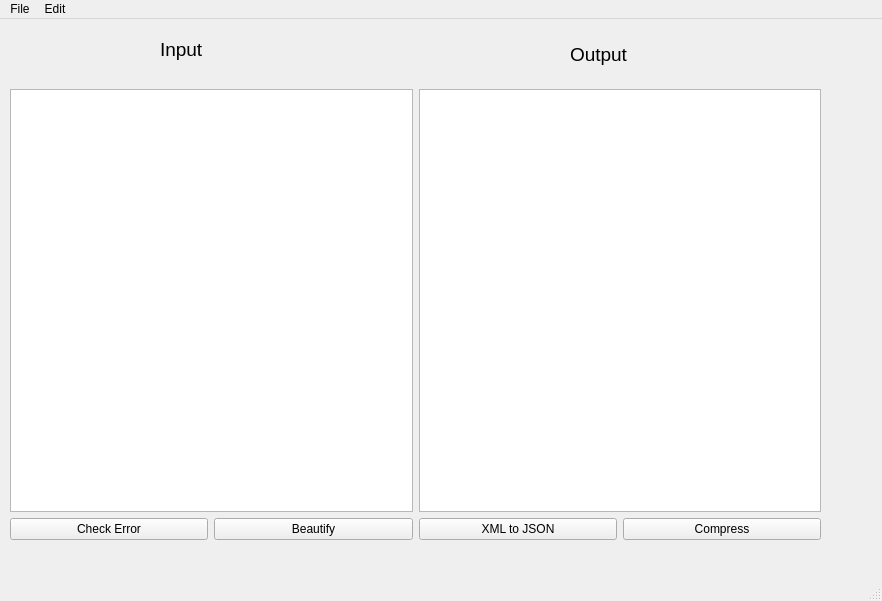
The window that mainwindow.ui (Ahmedkhalifa1999/CSE331-XML-Project) describes before a commit, drawn with Qt 5.
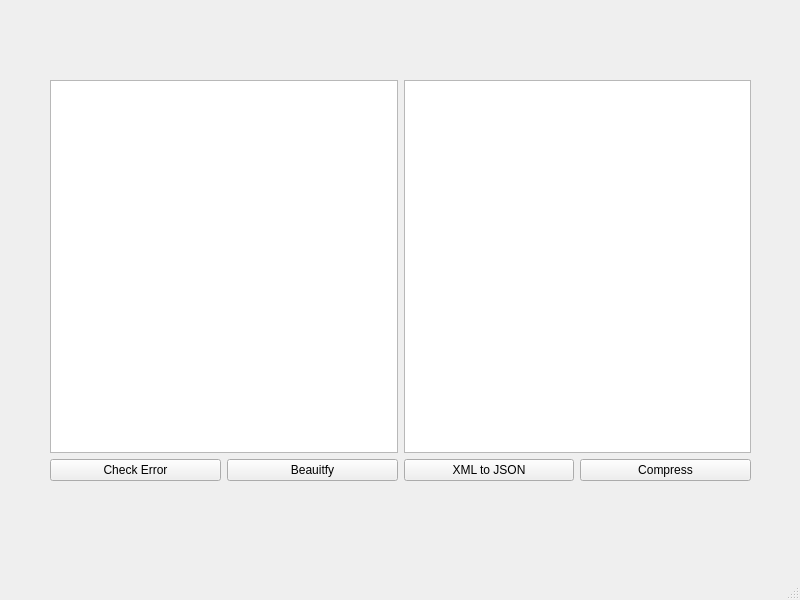
The same window after the commit.

Diff of the .ui file:
```diff
--- a/mainwindow.ui
+++ b/mainwindow.ui
@@ -6,81 +6,37 @@
    <rect>
     <x>0</x>
     <y>0</y>
-    <width>882</width>
-    <height>601</height>
+    <width>800</width>
+    <height>600</height>
    </rect>
   </property>
   <property name="windowTitle">
    <string>MainWindow</string>
   </property>
   <widget class="QWidget" name="centralwidget">
-   <widget class="QLabel" name="label">
-    <property name="geometry">
-     <rect>
-      <x>160</x>
-      <y>10</y>
-      <width>61</width>
-      <height>41</height>
-     </rect>
-    </property>
-    <property name="font">
-     <font>
-      <pointsize>14</pointsize>
-     </font>
-    </property>
-    <property name="text">
-     <string>Input</string>
-    </property>
-   </widget>
-   <widget class="QLabel" name="label_2">
-    <property name="geometry">
-     <rect>
-      <x>570</x>
-      <y>20</y>
-      <width>91</width>
-      <height>31</height>
-     </rect>
-    </property>
-    <property name="font">
-     <font>
-      <pointsize>14</pointsize>
-     </font>
-    </property>
-    <property name="text">
-     <string>Output</string>
-    </property>
-   </widget>
    <widget class="QWidget" name="layoutWidget">
     <property name="geometry">
      <rect>
-      <x>10</x>
-      <y>70</y>
-      <width>811</width>
-      <height>451</height>
+      <x>50</x>
+      <y>80</y>
+      <width>701</width>
+      <height>401</height>
      </rect>
     </property>
     <layout class="QVBoxLayout" name="verticalLayout">
-     <item>
-      <layout class="QHBoxLayout" name="horizontalLayout">
-       <item>
-        <widget class="QPlainTextEdit" name="plainTextEdit">
-         <property name="plainText">
-          <string/>
-         </property>
-        </widget>
-       </item>
-       <item>
-        <widget class="QPlainTextEdit" name="plainTextEdit_2">
-         <property name="plainText">
-          <string/>
-         </property>
-        </widget>
-       </item>
-      </layout>
-     </item>
      <item>
       <layout class="QHBoxLayout" name="horizontalLayout_2">
        <item>
+        <widget class="QPlainTextEdit" name="input"/>
+       </item>
+       <item>
+        <widget class="QPlainTextEdit" name="output"/>
+       </item>
+      </layout>
+     </item>
+     <item>
+      <layout class="QHBoxLayout" name="horizontalLayout">
+       <item>
         <widget class="QPushButton" name="checkError">
          <property name="text">
           <string>Check Error</string>
@@ -88,9 +44,9 @@
         </widget>
        </item>
        <item>
-        <widget class="QPushButton" name="formatButton">
+        <widget class="QPushButton" name="beautifyButton">
          <property name="text">
-          <string>Beautify</string>
+          <string>Beauitfy</string>
          </property>
         </widget>
        </item>
@@ -118,33 +74,10 @@
     <rect>
      <x>0</x>
      <y>0</y>
-     <width>882</width>
-     <height>26</height>
+     <width>800</width>
+     <height>25</height>
     </rect>
    </property>
-   <widget class="QMenu" name="menuFile">
-    <property name="title">
-     <string>File</string>
-    </property>
-    <addaction name="actionNew"/>
-    <addaction name="actionOpen"/>
-    <addaction name="separator"/>
-    <addaction name="actionSave"/>
-    <addaction name="actionSave_as"/>
-   </widget>
-   <widget class="QMenu" name="menuEdit">
-    <property name="title">
-     <string>Edit</string>
-    </property>
-    <addaction name="actionCut"/>
-    <addaction name="actionCopy"/>
-    <addaction name="actionPaste"/>
-    <addaction name="separator"/>
-    <addaction name="actionRedo"/>
-    <addaction name="actionUndo"/>
-   </widget>
-   <addaction name="menuFile"/>
-   <addaction name="menuEdit"/>
   </widget>
   <widget class="QStatusBar" name="statusbar"/>
   <action name="actionNew">
```
Left out of the diff: 45 changed lines with no effect on the pictures.
